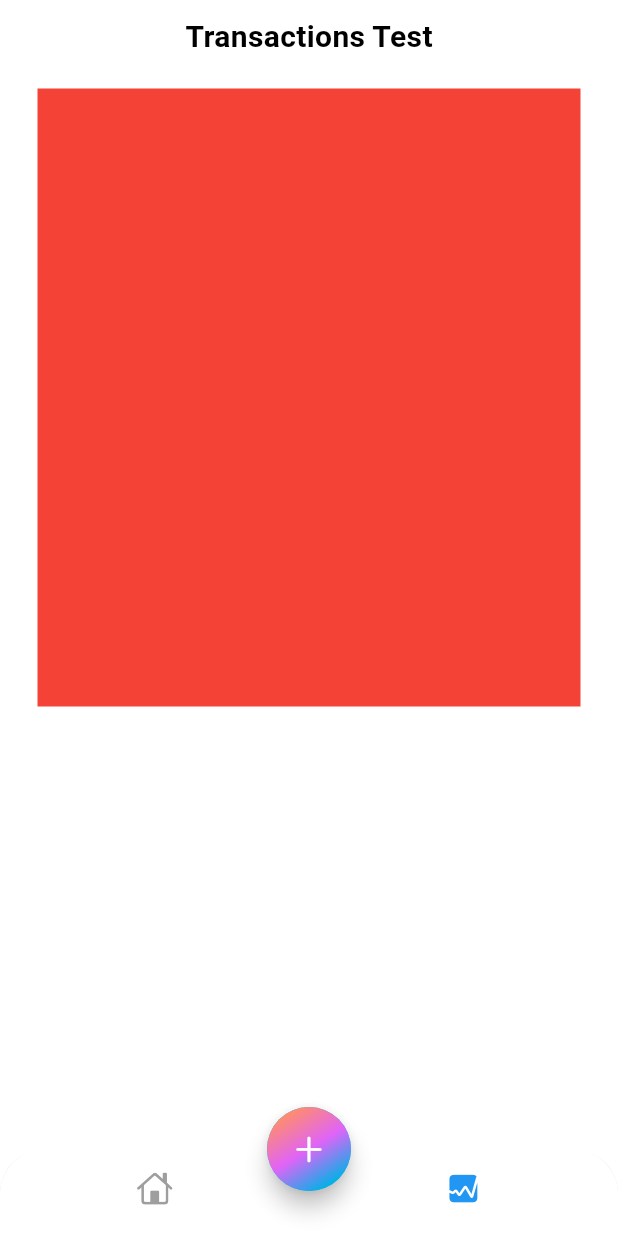
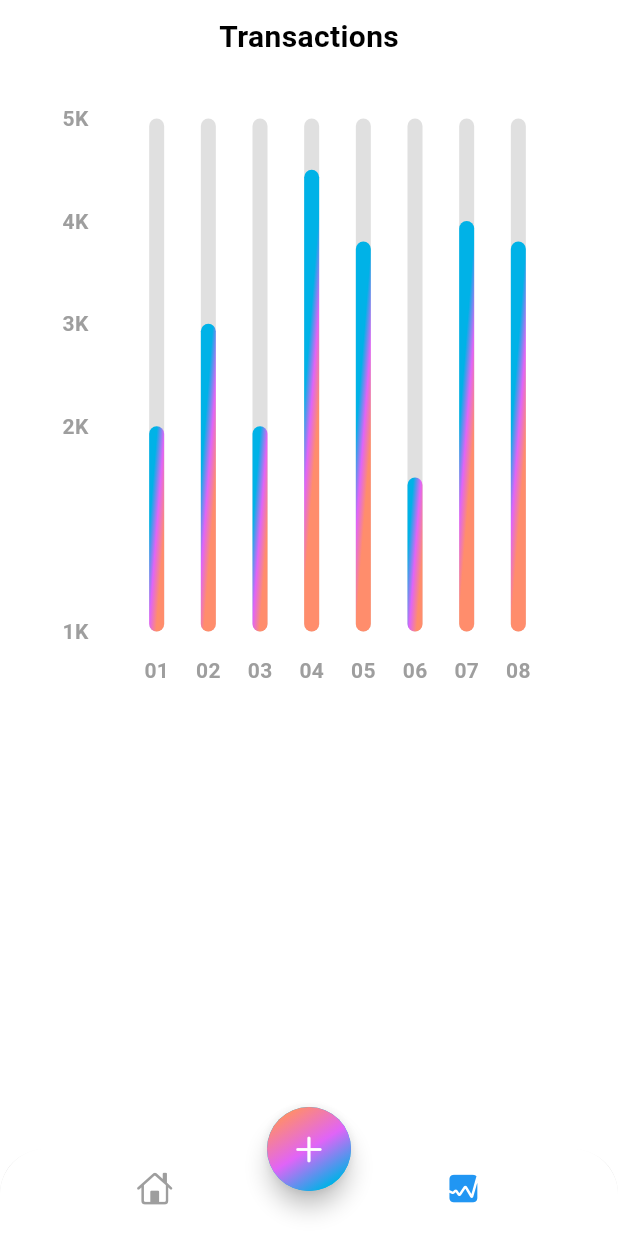
Before and after one commit to syarifamhar/expense_tracker, a Flutter app: the screen it shows after launch, item 2 of the bottom bar chosen, on a phone screen of 412 x 824 dp. Run offline on Flutter 3.47's test engine with Material 3 defaults, Android fonts, the phone set to English and light mode, and no system bars; drawn by our look-alikes of fl_chart; our stand-ins replace font_awesome_flutter.

Commit message:
Added Chart Data and visual on transaction Screen

```diff
--- /dev/null
+++ b/lib/screens/stats/chart.dart
@@ -0,0 +1,162 @@
+import 'dart:math';
+import 'package:fl_chart/fl_chart.dart';
+import 'package:flutter/material.dart';
+
+class MyChart extends StatefulWidget {
+  const MyChart({super.key});
+
+  @override
+  State<MyChart> createState() => _MyChart();
+}
+
+class _MyChart extends State<MyChart> {
+  @override
+  Widget build(BuildContext context) {
+    return BarChart(
+      mainBarData(),
+    );
+  }
+
+  BarChartGroupData makeGroupData(int x, double y) {
+    return BarChartGroupData(x: x, barRods: [
+      BarChartRodData(
+          toY: y,
+          gradient: LinearGradient(
+            colors: [
+              Theme.of(context).colorScheme.primary,
+              Theme.of(context).colorScheme.secondary,
+              Theme.of(context).colorScheme.tertiary,
+            ],
+            transform: const GradientRotation(pi / 40),
+          ),
+          width: 10,
+          backDrawRodData: BackgroundBarChartRodData(
+            show: true,
+            toY: 5,
+            color: Colors.grey.shade300,
+          ))
+    ]);
+  }
+
+  List<BarChartGroupData> showingGroups() => List.generate(8, (i) {
+        switch (i) {
+          case 0:
+            return makeGroupData(0, 2);
+          case 1:
+            return makeGroupData(1, 3);
+          case 2:
+            return makeGroupData(2, 2);
+          case 3:
+            return makeGroupData(3, 4.5);
+          case 4:
+            return makeGroupData(4, 3.8);
+          case 5:
+            return makeGroupData(5, 1.5);
+          case 6:
+            return makeGroupData(6, 4);
+          case 7:
+            return makeGroupData(7, 3.8);
+          default:
+            return throw Error();
+        }
+      });
+
+  BarChartData mainBarData() {
+    return BarChartData(
+      titlesData: FlTitlesData(
+        show: true,
+        rightTitles:
+            const AxisTitles(sideTitles: SideTitles(showTitles: false)),
+        topTitles: const AxisTitles(sideTitles: SideTitles(showTitles: false)),
+        bottomTitles: AxisTitles(
+            sideTitles: SideTitles(
+          showTitles: true,
+          reservedSize: 38,
+          getTitlesWidget: getTiles,
+        )),
+        leftTitles: AxisTitles(
+          sideTitles: SideTitles(
+            showTitles: true,
+            reservedSize: 38,
+            getTitlesWidget: leftTitles,
+          ),
+        ),
+      ),
+      borderData: FlBorderData(
+        show: false,
+      ),
+      gridData: FlGridData(
+        show: false,
+      ),
+      barGroups: showingGroups(),
+    );
+  }
+
+  Widget getTiles(double value, TitleMeta meta) {
+    const style = TextStyle(
+      color: Colors.grey,
+      fontWeight: FontWeight.bold,
+      fontSize: 14,
+    );
+    Widget text;
+
+    switch (value.toInt()) {
+      case 0:
+        text = const Text('01', style: style);
+        break;
+      case 1:
+        text = const Text('02', style: style);
+        break;
+      case 2:
+        text = const Text('03', style: style);
+        break;
+      case 3:
+        text = const Text('04', style: style);
+        break;
+      case 4:
+        text = const Text('05', style: style);
+        break;
+      case 5:
+        text = const Text('06', style: style);
+        break;
+      case 6:
+        text = const Text('07', style: style);
+        break;
+      case 7:
+        text = const Text('08', style: style);
+        break;
+      default:
+        text = const Text('', style: style);
+    }
+    return SideTitleWidget(
+      axisSide: meta.axisSide,
+      space: 16,
+      child: text,
+    );
+  }
+
+  Widget leftTitles(double value, TitleMeta meta) {
+    const style = TextStyle(
+      color: Colors.grey,
+      fontWeight: FontWeight.bold,
+      fontSize: 14,
+    );
+    String text;
+
+    if (value == 0) {
+      text = '1K';
+    } else if (value == 2) {
+      text = '2K';
+    } else if (value == 3) {
+      text = '3K';
+    } else if (value == 4) {
+      text = '4K';
+    } else if (value == 5) {
+      text = '5K';
+    } else {
+      return Container();
+    }
+    return SideTitleWidget(
+        axisSide: meta.axisSide, space: 16, child: Text(text, style: style));
+  }
+}
--- a/lib/screens/stats/stats.dart
+++ b/lib/screens/stats/stats.dart
@@ -1,3 +1,5 @@
+import 'package:expense_tracker/screens/stats/chart.dart';
+import 'package:fl_chart/fl_chart.dart';
 import 'package:flutter/material.dart';
 
 class StatScreen extends StatelessWidget {
@@ -11,7 +13,7 @@ class StatScreen extends StatelessWidget {
         child: Column(
           children: [
             const Text(
-              "Transactions Test",
+              "Transactions",
               style: TextStyle(
                 fontSize: 20,
                 fontWeight: FontWeight.bold,
@@ -23,7 +25,14 @@ class StatScreen extends StatelessWidget {
             Container(
               width: MediaQuery.of(context).size.width,
               height: MediaQuery.of(context).size.width,
-              color: Colors.red,
+              decoration: BoxDecoration(
+                color: Colors.white,
+                borderRadius: BorderRadius.circular(12),
+              ),
+              child: const Padding(
+                padding: EdgeInsets.fromLTRB(12, 20, 12, 12),
+                child: MyChart(),
+              ),
             )
           ],
         ),
```
